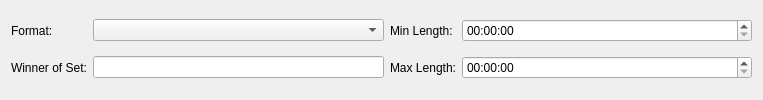
The window that frontend/application/forms/DataSetFilterWidget_Game.ui (reframedultimate/ReFramed) describes before a commit, drawn with Qt 5.
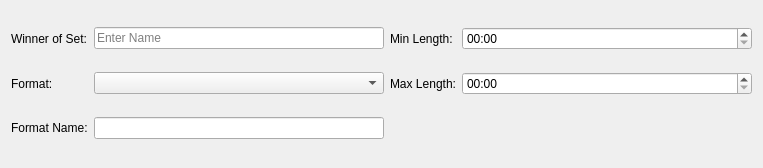
The same window after the commit.

Commit message: Implemented game filter

```diff
--- a/frontend/application/forms/DataSetFilterWidget_Game.ui
+++ b/frontend/application/forms/DataSetFilterWidget_Game.ui
@@ -7,22 +7,32 @@
     <x>0</x>
     <y>0</y>
     <width>763</width>
-    <height>100</height>
+    <height>168</height>
    </rect>
   </property>
   <property name="windowTitle">
    <string>Form</string>
   </property>
   <layout class="QGridLayout" name="gridLayout">
-   <item row="0" column="0">
-    <widget class="QLabel" name="label">
+   <item row="1" column="2">
+    <widget class="QLabel" name="label_4">
      <property name="text">
-      <string>Format:</string>
+      <string>Max Length:</string>
      </property>
     </widget>
    </item>
-   <item row="0" column="1">
-    <widget class="QComboBox" name="comboBox"/>
+   <item row="1" column="3">
+    <widget class="QTimeEdit" name="maxLength">
+     <property name="sizePolicy">
+      <sizepolicy hsizetype="Expanding" vsizetype="Fixed">
+       <horstretch>0</horstretch>
+       <verstretch>0</verstretch>
+      </sizepolicy>
+     </property>
+     <property name="displayFormat">
+      <string>mm:ss</string>
+     </property>
+    </widget>
    </item>
    <item row="0" column="2">
     <widget class="QLabel" name="label_3">
@@ -39,34 +49,47 @@
        <verstretch>0</verstretch>
       </sizepolicy>
      </property>
+     <property name="currentSection">
+      <enum>QDateTimeEdit::MinuteSection</enum>
+     </property>
+     <property name="displayFormat">
+      <string>mm:ss</string>
+     </property>
     </widget>
    </item>
-   <item row="1" column="0">
+   <item row="2" column="0">
+    <widget class="QLabel" name="label_formatName">
+     <property name="text">
+      <string>Format Name:</string>
+     </property>
+    </widget>
+   </item>
+   <item row="0" column="0">
     <widget class="QLabel" name="label_2">
      <property name="text">
       <string>Winner of Set:</string>
      </property>
     </widget>
    </item>
+   <item row="1" column="0">
+    <widget class="QLabel" name="label_5">
+     <property name="text">
+      <string>Format:</string>
+     </property>
+    </widget>
+   </item>
+   <item row="0" column="1">
+    <widget class="QLineEdit" name="winner">
+     <property name="placeholderText">
+      <string>Enter Name</string>
+     </property>
+    </widget>
+   </item>
    <item row="1" column="1">
-    <widget class="QLineEdit" name="lineEdit"/>
+    <widget class="QComboBox" name="comboBox_format"/>
    </item>
-   <item row="1" column="2">
-    <widget class="QLabel" name="label_4">
-     <property name="text">
-      <string>Max Length:</string>
-     </property>
-    </widget>
-   </item>
-   <item row="1" column="3">
-    <widget class="QTimeEdit" name="timeEdit_2">
-     <property name="sizePolicy">
-      <sizepolicy hsizetype="Expanding" vsizetype="Fixed">
-       <horstretch>0</horstretch>
-       <verstretch>0</verstretch>
-      </sizepolicy>
-     </property>
-    </widget>
+   <item row="2" column="1">
+    <widget class="QLineEdit" name="lineEdit_formatName"/>
    </item>
   </layout>
  </widget>
```
Left out of the diff: 2 changed lines with no effect on the pictures. The commit also changes 9 other files.
